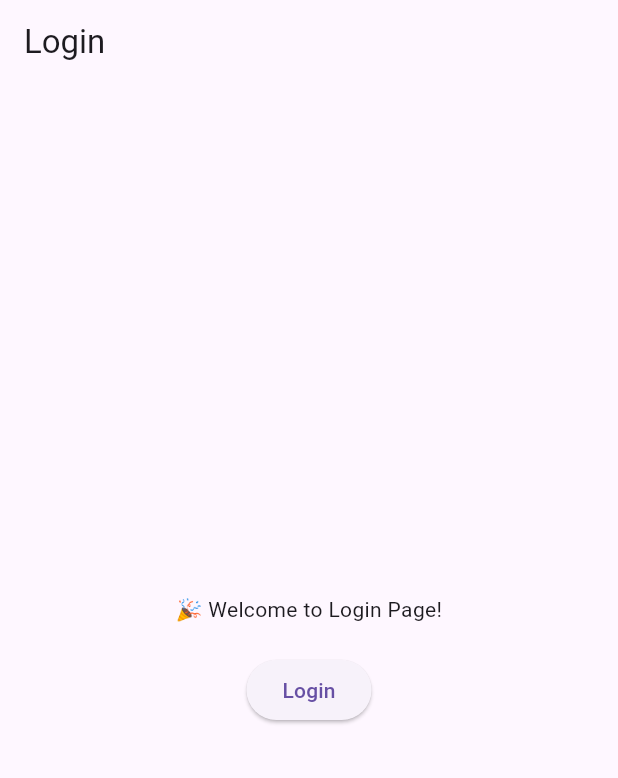
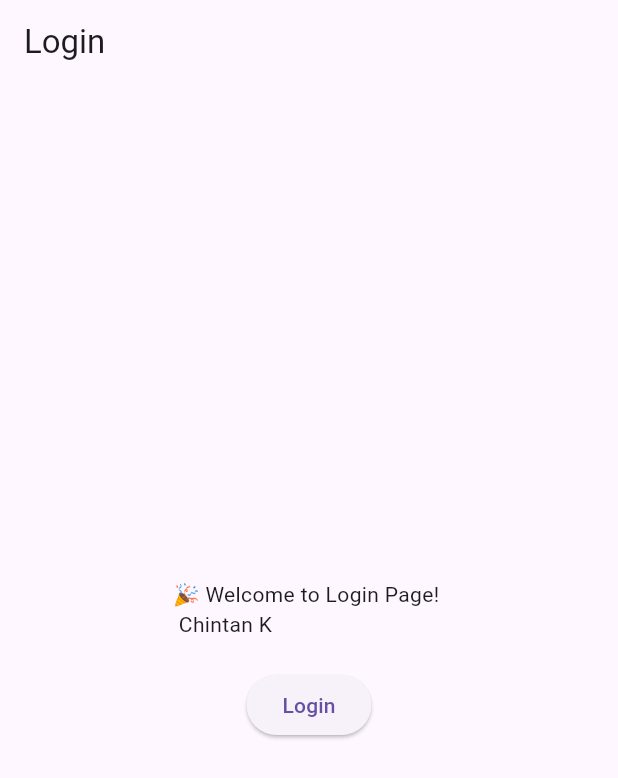
Before and after one commit to 9727862376/go_router, a Flutter app: the screen it shows after launch, on a phone screen of 412 x 824 dp. Shown: the top 778 px of the screen. Run offline on Flutter 3.47's test engine with Material 3 defaults, Android fonts, the phone set to English and light mode, and no system bars; our stand-ins replace go_router.

Commit message:
parameter passing

```diff
--- a/lib/core/router/app_router.dart
+++ b/lib/core/router/app_router.dart
@@ -4,14 +4,29 @@ import 'package:go_router/go_router.dart';
 
 class AppRouter {
   static final GoRouter router = GoRouter(
+    initialLocation: "/",
+    initialExtra: {"dummyCallback": () {}, "username": "Chintan K"},
     routes: [
       GoRoute(
         path: '/',
-        builder: (context, state) => const LoginPage(),
+        builder: (context, state) {
+          print(state.extra);
+          return LoginPage(
+            dummyCallback: (state.extra as Map)["dummyCallback"],
+            username: (state.extra as Map)["username"],
+          );
+        },
       ),
       GoRoute(
         path: '/home',
-        builder: (context, state) => const HomePage(),
+        builder: (context, state) {
+          print(state.extra);
+
+          return HomePage(
+            userData: (state.extra as Map)["userData"],
+            phoneNo: (state.extra as Map)["phoneNo"],
+          );
+        },
       ),
     ],
   );
--- a/lib/features/auth/view/login_page.dart
+++ b/lib/features/auth/view/login_page.dart
@@ -1,8 +1,25 @@
 import 'package:flutter/material.dart';
 import 'package:go_router/go_router.dart';
 
-class LoginPage extends StatelessWidget {
-  const LoginPage({super.key});
+class LoginPage extends StatefulWidget {
+  const LoginPage({
+    super.key,
+    required this.username,
+    required this.dummyCallback,
+  });
+  final String username;
+  final Function dummyCallback;
+
+  @override
+  State<LoginPage> createState() => _LoginPageState();
+}
+
+class _LoginPageState extends State<LoginPage> {
+  @override
+  void initState() {
+    widget.dummyCallback();
+    super.initState();
+  }
 
   @override
   Widget build(BuildContext context) {
@@ -12,10 +29,13 @@ class LoginPage extends StatelessWidget {
         child: Column(
           mainAxisAlignment: MainAxisAlignment.center,
           children: [
-            const Text("🎉 Welcome to Login Page!"),
+            Text("🎉 Welcome to Login Page! \n ${widget.username}"),
             const SizedBox(height: 20),
             ElevatedButton(
-              onPressed: () => context.go('/home'),
+              onPressed: () => context.go(
+                '/home',
+                extra: {"userData": "Chintan K", "phoneNo": "1234567890"},
+              ),
               child: const Text("Login"),
             ),
           ],
```
Also changed, not shown: lib/features/home/view/home_page.dart (+18 -4 lines).
